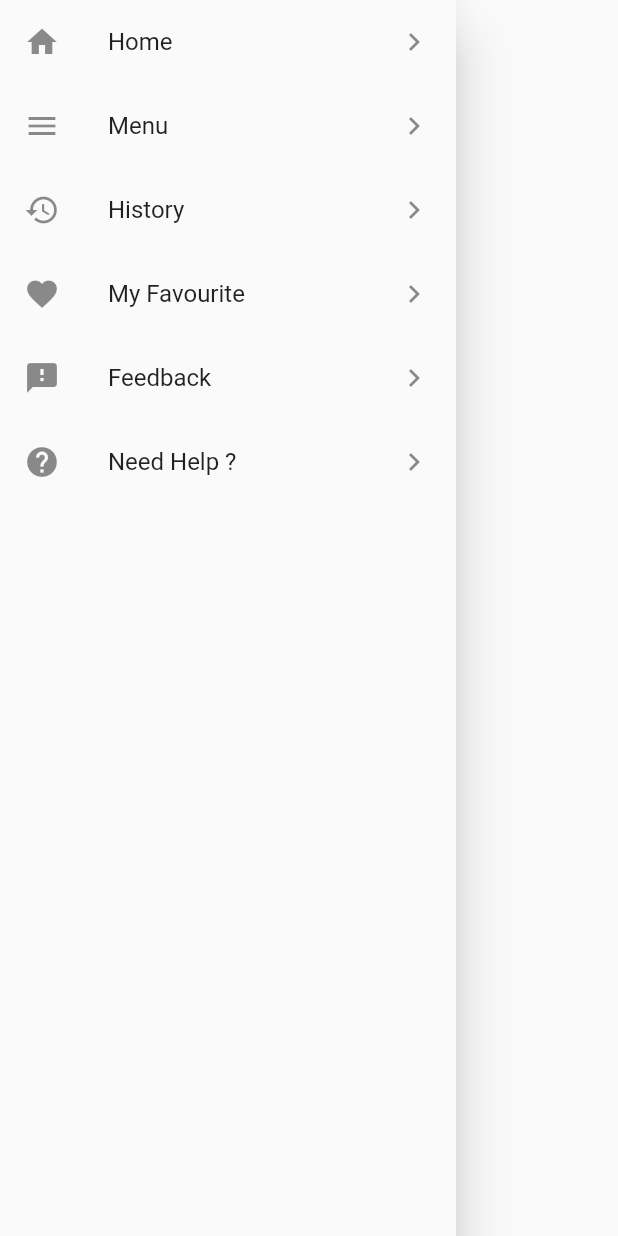
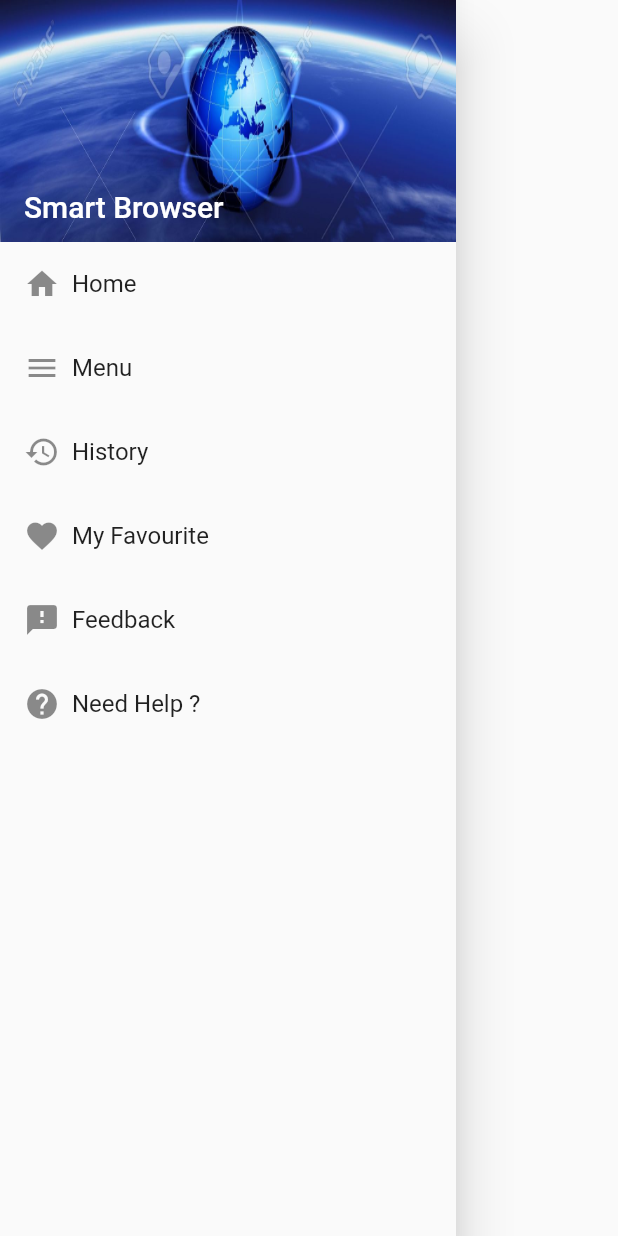
Before and after one commit to devmanmath/SmartBrowser, a Flutter app: the CustomDrawer widget shown alone on an empty page, opened directly, on a phone screen of 412 x 824 dp. Run offline on Flutter 3.47's test engine with Material 2 defaults, Android fonts, the phone set to English and light mode, and no system bars; our stand-ins replace webview_flutter.

Commit message:
drawer header

```diff
--- a/lib/utils/drawer.dart
+++ b/lib/utils/drawer.dart
@@ -7,43 +7,69 @@ class CustomDrawer extends StatelessWidget {
       child: ListView(
         padding: EdgeInsets.zero,
         children: <Widget>[
-          // DrawerHeader(
-          //   child: Text('Drawer Header'),
-          //   decoration: BoxDecoration(
-          //     color: Colors.blueAccent,
-          //   ),
-          ListTile(
-            leading: Icon(Icons.home),
-            title: Text('Home'),
-            trailing: Icon(Icons.keyboard_arrow_right),
+          _createHeader(),
+          _createDrawerItem(
+            icon: Icons.home,
+            text: 'Home',
           ),
-          ListTile(
-            leading: Icon(Icons.menu),
-            title: Text('Menu'),
-            trailing: Icon(Icons.keyboard_arrow_right),
+          _createDrawerItem(
+            icon: Icons.menu,
+            text: 'Menu',
           ),
-          ListTile(
-            leading: Icon(Icons.history),
-            title: Text('History'),
-            trailing: Icon(Icons.keyboard_arrow_right),
+          _createDrawerItem(
+            icon: Icons.history,
+            text: 'History',
           ),
-          ListTile(
-            leading: Icon(Icons.favorite),
-            title: Text('My Favourite'),
-            trailing: Icon(Icons.keyboard_arrow_right),
+          _createDrawerItem(
+            icon: Icons.favorite,
+            text: 'My Favourite',
           ),
-          ListTile(
-            leading: Icon(Icons.feedback),
-            title: Text('Feedback'),
-            trailing: Icon(Icons.keyboard_arrow_right),
+          _createDrawerItem(
+            icon: Icons.feedback,
+            text: 'Feedback',
           ),
-          ListTile(
-            leading: Icon(Icons.help),
-            title: Text('Need Help ?'),
-            trailing: Icon(Icons.keyboard_arrow_right),
+          _createDrawerItem(
+            icon: Icons.help,
+            text: 'Need Help ?',
           ),
         ],
       ),
     );
   }
+
+  Widget _createHeader() {
+    return DrawerHeader(
+        margin: EdgeInsets.zero,
+        padding: EdgeInsets.zero,
+        decoration: BoxDecoration(
+            image: DecorationImage(
+                fit: BoxFit.fill,
+                image: AssetImage('assets/images/drawer_background.jpg'))),
+        child: Stack(children: <Widget>[
+          Positioned(
+              bottom: 12.0,
+              left: 16.0,
+              child: Text("Smart Browser",
+                  style: TextStyle(
+                      color: Colors.white,
+                      fontSize: 20.0,
+                      fontWeight: FontWeight.w500))),
+        ]));
+  }
+
+  Widget _createDrawerItem(
+      {IconData icon, String text, GestureTapCallback onTap}) {
+    return ListTile(
+      title: Row(
+        children: <Widget>[
+          Icon(icon),
+          Padding(
+            padding: EdgeInsets.only(left: 8.0),
+            child: Text(text),
+          )
+        ],
+      ),
+      onTap: onTap,
+    );
+  }
 }
--- a/lib/views/home.dart
+++ b/lib/views/home.dart
@@ -1,9 +1,6 @@
-import 'dart:async';
-
 import 'package:flutter/material.dart';
 import 'package:smart_browser/utils/drawer.dart';
 import 'package:smart_browser/utils/webview_placeholder.dart';
-import 'package:webview_flutter/webview_flutter.dart';
 
 class Home extends StatefulWidget {
   @override
```
Also changed, not shown: pubspec.yaml (+7 -3 lines), assets/images/drawer_background.jpg (added), assets/images/icon.png (added), 5 other files.
